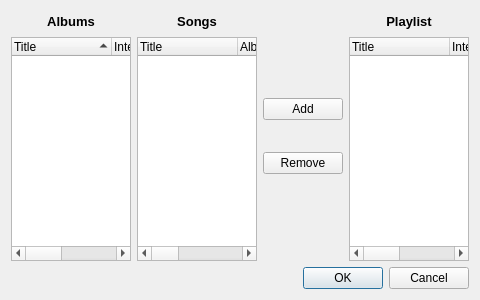
Qt form dialogeditplaylist.ui (CermakM/MediaPlayer) before a commit.
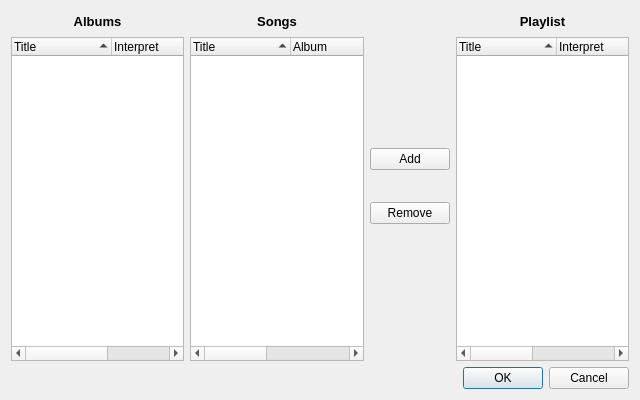
The same form after that commit.

Diff of the .ui file:
```diff
--- a/dialogeditplaylist.ui
+++ b/dialogeditplaylist.ui
@@ -6,8 +6,8 @@
    <rect>
     <x>0</x>
     <y>0</y>
-    <width>480</width>
-    <height>300</height>
+    <width>640</width>
+    <height>400</height>
    </rect>
   </property>
   <property name="windowTitle">
@@ -117,6 +117,9 @@
          </item>
          <item>
           <widget class="QTreeWidget" name="treeSongs">
+           <property name="sortingEnabled">
+            <bool>true</bool>
+           </property>
            <column>
             <property name="text">
              <string notr="true">Title</string>
@@ -233,6 +236,9 @@
          </item>
          <item>
           <widget class="QTreeWidget" name="treePlaylist">
+           <property name="sortingEnabled">
+            <bool>true</bool>
+           </property>
            <column>
             <property name="text">
              <string notr="true">Title</string>
@@ -243,6 +249,11 @@
              <string>Interpret</string>
             </property>
            </column>
+           <column>
+            <property name="text">
+             <string>Year</string>
+            </property>
+           </column>
            <column>
             <property name="text">
              <string>Album</string>
```
